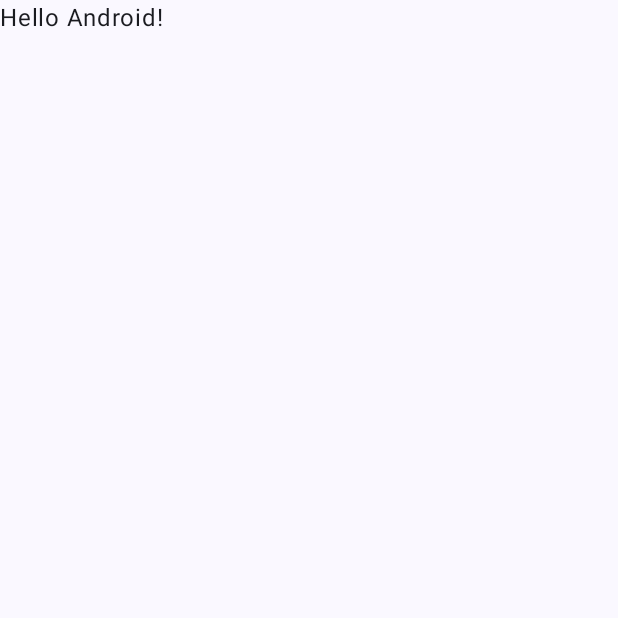
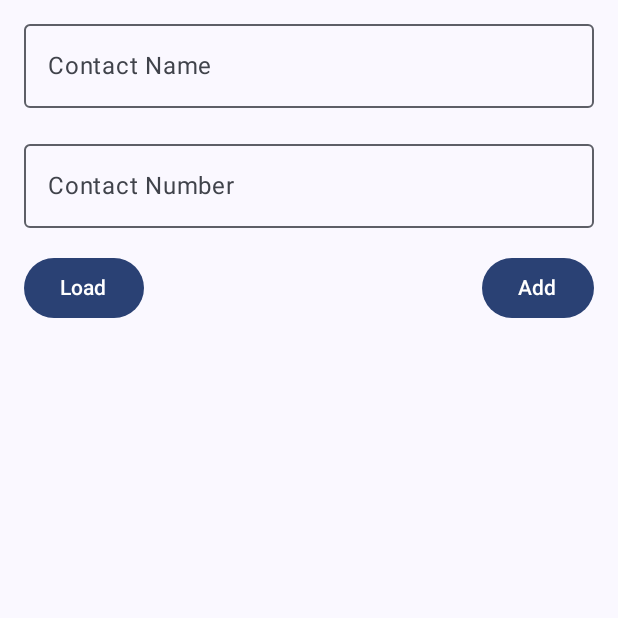
Before and after one commit to Abhiyan10/android_assign2, an Android app built with Jetpack Compose: the screen it shows after launch (MainActivity), on a phone screen of 412 x 824 dp, the top half of it. Before the commit the part shown is almost empty. Run offline under Robolectric (Android 15) with nearby library versions, the phone set to English and light mode, and no system bars.

```diff
--- a/app/src/main/AndroidManifest.xml
+++ b/app/src/main/AndroidManifest.xml
@@ -1,7 +1,9 @@
 <?xml version="1.0" encoding="utf-8"?>
 <manifest xmlns:android="http://schemas.android.com/apk/res/android"
     xmlns:tools="http://schemas.android.com/tools">
+<uses-permission android:name="android.permission.READ_CONTACTS"/>
 
+    <uses-permission android:name="android.permission.WRITE_CONTACTS"/>
     <application
         android:allowBackup="true"
         android:dataExtractionRules="@xml/data_extraction_rules"
--- a/app/src/main/java/com/example/abhiyanbhattarai_assign2/MainActivity.kt
+++ b/app/src/main/java/com/example/abhiyanbhattarai_assign2/MainActivity.kt
@@ -1,46 +1,94 @@
 package com.example.abhiyanbhattarai_assign2
-
+import android.annotation.SuppressLint
+import android.content.ContentResolver
+import androidx.activity.compose.setContent
+import android.content.ContentValues
 import android.os.Bundle
+import android.provider.ContactsContract
 import androidx.activity.ComponentActivity
-import androidx.activity.compose.setContent
-import androidx.compose.foundation.layout.fillMaxSize
-import androidx.compose.material3.MaterialTheme
+import androidx.compose.foundation.layout.*
 import androidx.compose.material3.Surface
 import androidx.compose.material3.Text
-import androidx.compose.runtime.Composable
+import androidx.compose.foundation.lazy.LazyColumn
+import androidx.compose.foundation.lazy.items
+import androidx.compose.material3.*
+import androidx.compose.runtime.*
+import androidx.compose.ui.Alignment
 import androidx.compose.ui.Modifier
+import androidx.compose.ui.text.font.FontStyle
+import androidx.compose.ui.text.font.FontWeight
 import androidx.compose.ui.tooling.preview.Preview
+import androidx.compose.ui.unit.dp
+import androidx.compose.ui.unit.sp
 import com.example.abhiyanbhattarai_assign2.ui.theme.AbhiyanBhattarai_Assign2Theme
-
 class MainActivity : ComponentActivity() {
     override fun onCreate(savedInstanceState: Bundle?) {
         super.onCreate(savedInstanceState)
         setContent {
             AbhiyanBhattarai_Assign2Theme {
-                // A surface container using the 'background' color from the theme
                 Surface(
                     modifier = Modifier.fillMaxSize(),
                     color = MaterialTheme.colorScheme.background
                 ) {
-                    Greeting("Android")
+                    ContactsList(this)
                 }
             }
         }
     }
 }
+@Composable
+fun ContactsList(context: ComponentActivity) {
+    var contactName by remember { mutableStateOf("") }
+    var contactNumber by remember { mutableStateOf("") }
+// LaunchedEffect to perform data loading
+//    LaunchedEffect(Unit) {
+// Load contacts
+//        contacts = loadContacts(context)
+//    }
+    Column(modifier = Modifier.fillMaxSize()) {
+        OutlinedTextField(
+            modifier = Modifier
+                .padding(horizontal = 16.dp, vertical = 8.dp)
+                .fillMaxWidth(),
+            value = contactName,
+            onValueChange = { contactName = it },
+            label = { Text(text = "Contact Name") }
+        )
+        OutlinedTextField(
+            modifier = Modifier
+                .padding(horizontal = 16.dp, vertical = 8.dp)
+                .fillMaxWidth(),
+            value = contactNumber,
+            onValueChange = { contactNumber = it },
+            label = { Text(text = "Contact Number") }
+        )
+        Row(
+            modifier = Modifier
+                .fillMaxWidth()
+                .padding(horizontal = 16.dp, vertical = 8.dp),
+            horizontalArrangement = Arrangement.SpaceBetween,
+            verticalAlignment = Alignment.CenterVertically
+        ) {
+            Button(onClick = {
 
-@Composable
-fun Greeting(name: String, modifier: Modifier = Modifier) {
-    Text(
-        text = "Hello $name!",
-        modifier = modifier
-    )
+            }) {
+                Text("Load")
+            }
+            Button(onClick = {
+
+            }) {
+                Text("Add")
+            }
+        }
+
+    }
 }
+
 
 @Preview(showBackground = true)
 @Composable
-fun GreetingPreview() {
+fun ContactManagerAppPreview() {
     AbhiyanBhattarai_Assign2Theme {
-        Greeting("Android")
+        ContactsList(ComponentActivity())
     }
 }
```
